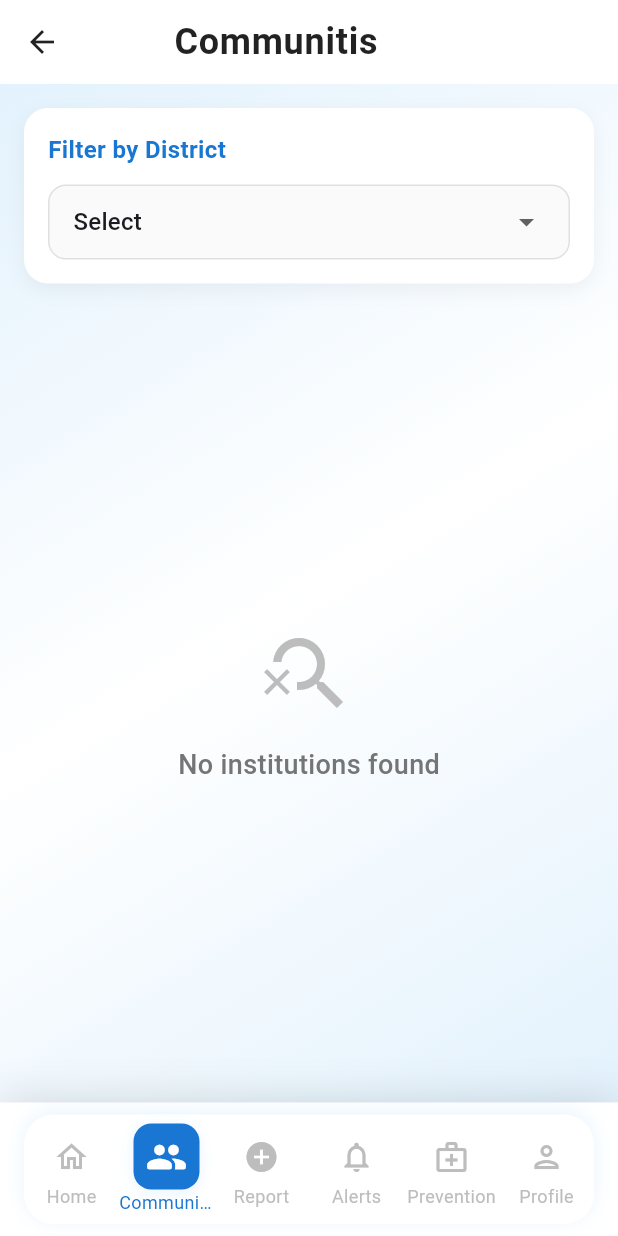
After one commit to jobexperimentt33/RealReportingApp, a Flutter app: the CommunityListingPage screen opened directly, on a phone screen of 412 x 824 dp. The commit adds this screen. Run offline on Flutter 3.47's test engine with Material 3 defaults, Android fonts, the phone set to English and light mode, and no system bars; our stand-ins replace cloud_firestore, firebase_auth, firebase_core, firebase_dynamic_links, firebase_storage, geocoding and 6 more; accounts and stored records are empty.

Commit message:
edited community page edited for listing community

```diff
--- /dev/null
+++ b/brightpath/lib/community_listing_page.dart
@@ -0,0 +1,540 @@
+import 'package:cloud_firestore/cloud_firestore.dart';
+import 'package:flutter/material.dart';
+import 'package:firebase_auth/firebase_auth.dart';
+import 'package:brightpath/home_page.dart';
+import 'package:brightpath/community_page.dart';
+import 'package:brightpath/profile_page.dart';
+import 'package:brightpath/report_page.dart';
+import 'package:brightpath/prevention_measures_page.dart';
+
+class CommunityListingPage extends StatefulWidget {
+  const CommunityListingPage({super.key});
+
+  @override
+  _CommunityListingPage createState() => _CommunityListingPage();
+}
+
+class _CommunityListingPage extends State<CommunityListingPage> {
+  String? selectedLocation;
+  bool isRequestSent = false;
+  int _selectedIndex = 1; // Since this is part of Community section
+  int? _hoveredIndex;
+
+  final List<String> keralaDistricts = [
+    'Select',
+    'Alappuzha', 'Ernakulam', 'Idukki', 'Kannur', 'Kasaragod',
+    'Kollam', 'Kottayam', 'Kozhikode', 'Malappuram', 'Palakkad',
+    'Pathanamthitta', 'Thiruvananthapuram', 'Thrissur', 'Wayanad',
+  ];
+
+  @override
+  void initState() {
+    super.initState();
+    selectedLocation = 'Select';
+  }
+
+  @override
+  Widget build(BuildContext context) {
+    return Scaffold(
+      appBar: AppBar(
+        elevation: 0,
+        backgroundColor: Colors.white,
+        foregroundColor: Colors.black87,
+        title: Row(
+          children: [
+            Image.asset(
+              'assets/brightpath_logo.png',
+              height: 32,
+              errorBuilder: (context, error, stackTrace) => const SizedBox(width: 32),
+            ),
+            const SizedBox(width: 12),
+            const Text(
+              'Communitis',
+              style: TextStyle(
+                fontSize: 24,
+                fontWeight: FontWeight.w600,
+                letterSpacing: 0.5,
+              ),
+            ),
+          ],
+        ),
+      ),
+      body: Container(
+        decoration: BoxDecoration(
+          gradient: LinearGradient(
+            begin: Alignment.topLeft,
+            end: Alignment.bottomRight,
+            colors: [
+              Colors.blue[50]!,
+              Colors.white,
+              Colors.blue[50]!,
+            ],
+          ),
+        ),
+        child: Column(
+          children: [
+            // Location Filter
+            Container(
+              margin: const EdgeInsets.all(16),
+              padding: const EdgeInsets.all(16),
+              decoration: BoxDecoration(
+                color: Colors.white,
+                borderRadius: BorderRadius.circular(16),
+                boxShadow: [
+                  BoxShadow(
+                    color: Colors.black.withOpacity(0.05),
+                    blurRadius: 10,
+                    offset: const Offset(0, 4),
+                  ),
+                ],
+              ),
+              child: Column(
+                crossAxisAlignment: CrossAxisAlignment.start,
+                children: [
+                  Text(
+                    'Filter by District',
+                    style: TextStyle(
+                      fontSize: 16,
+                      fontWeight: FontWeight.w600,
+                      color: Colors.blue[700],
+                    ),
+                  ),
+                  const SizedBox(height: 12),
+                  Container(
+                    decoration: BoxDecoration(
+                      color: Colors.grey[50],
+                      borderRadius: BorderRadius.circular(12),
+                      border: Border.all(color: Colors.grey[300]!),
+                    ),
+                    child: DropdownButtonHideUnderline(
+                      child: DropdownButton<String>(
+                        value: selectedLocation,
+                        isExpanded: true,
+                        padding: const EdgeInsets.symmetric(horizontal: 16),
+                        borderRadius: BorderRadius.circular(12),
+                        items: keralaDistricts.map((String district) {
+                          return DropdownMenuItem<String>(
+                            value: district,
+                            child: Text(district),
+                          );
+                        }).toList(),
+                        onChanged: (String? newValue) {
+                          setState(() {
+                            selectedLocation = newValue;
+                          });
+                        },
+                      ),
+                    ),
+                  ),
+                ],
+              ),
+            ),
+
+            // Institutions List
+            Expanded(
+              child: StreamBuilder<QuerySnapshot>(
+                stream: FirebaseFirestore.instance
+                    .collection('users')
+                    .where('category', isEqualTo: 'Community')
+                    .snapshots(),
+                builder: (context, snapshot) {
+                  if (snapshot.hasError) {
+                    return Center(
+                      child: Text(
+                        'Something went wrong',
+                        style: TextStyle(color: Colors.red[700]),
+                      ),
+                    );
+                  }
+
+                  if (snapshot.connectionState == ConnectionState.waiting) {
+                    return const Center(
+                      child: CircularProgressIndicator(),
+                    );
+                  }
+
+                  final items = snapshot.data!.docs;
+
+                  if (items.isEmpty) {
+                    return Center(
+                      child: Column(
+                        mainAxisAlignment: MainAxisAlignment.center,
+                        children: [
+                          Icon(Icons.search_off, size: 64, color: Colors.grey[400]),
+                          const SizedBox(height: 16),
+                          Text(
+                            'No institutions found',
+                            style: TextStyle(
+                              fontSize: 18,
+                              color: Colors.grey[600],
+                              fontWeight: FontWeight.w500,
+                            ),
+                          ),
+                        ],
+                      ),
+                    );
+                  }
+
+                  return ListView.builder(
+                    itemCount: items.length,
+                    padding: const EdgeInsets.all(16),
+                    itemBuilder: (context, index) {
+                      final data = items[index].data() as Map<String, dynamic>;
+
+                      if (selectedLocation != 'Select' &&
+                          data['district'] != selectedLocation) {
+                        return const SizedBox.shrink();
+                      }
+
+                      return Container(
+                        margin: const EdgeInsets.only(bottom: 16),
+                        decoration: BoxDecoration(
+                          color: Colors.white,
+                          borderRadius: BorderRadius.circular(16),
+                          boxShadow: [
+                            BoxShadow(
+                              color: Colors.black.withOpacity(0.05),
+                              blurRadius: 10,
+                              offset: const Offset(0, 4),
+                            ),
+                          ],
+                        ),
+                        child: Column(
+                          children: [
+                            ClipRRect(
+                              borderRadius: const BorderRadius.vertical(
+                                top: Radius.circular(16),
+                              ),
+                              child: Image.network(
+                                data['profilePicturePath'] ?? 'placeholder_url',
+                                width: double.infinity,
+                                height: 160,
+                                fit: BoxFit.cover,
+                                errorBuilder: (context, error, stackTrace) {
+                                  return Container(
+                                    height: 160,
+                                    color: Colors.grey[200],
+                                    child: Icon(
+                                      Icons.business,
+                                      size: 64,
+                                      color: Colors.grey[400],
+                                    ),
+                                  );
+                                },
+                              ),
+                            ),
+                            Padding(
+                              padding: const EdgeInsets.all(16),
+                              child: Column(
+                                crossAxisAlignment: CrossAxisAlignment.start,
+                                children: [
+                                  Text(
+                                    data['name'] ?? 'Unnamed Community',
+                                    style: const TextStyle(
+                                      fontSize: 18,
+                                      fontWeight: FontWeight.bold,
+                                    ),
+                                  ),
+                                  const SizedBox(height: 8),
+                                  _buildInfoRow(Icons.location_on, data['district'] ?? 'Location not specified'),
+                                  _buildInfoRow(Icons.phone, data['phone'] ?? 'Phone not specified'),
+                                  _buildInfoRow(Icons.email, data['email'] ?? 'Email not specified'),
+                                  const SizedBox(height: 16),
+                                  Row(
+                                    children: [
+                                      Expanded(
+                                        child: _buildActionButton(
+                                          'Collaborate',
+                                          Icons.handshake,
+                                          isRequestSent ? null : () => _handleCollaboration(
+                                            items[index].id,
+                                            data['name'] ?? 'Unnamed',
+                                          ),
+                                        ),
+                                      ),
+                                      const SizedBox(width: 8),
+                                      _buildIconButton(Icons.phone, () {}),
+                                      const SizedBox(width: 8),
+                                      _buildIconButton(Icons.message, () {}),
+                                    ],
+                                  ),
+                                ],
+                              ),
+                            ),
+                          ],
+                        ),
+                      );
+                    },
+                  );
+                },
+              ),
+            ),
+          ],
+        ),
+      ),
+      bottomNavigationBar: Container(
+        decoration: BoxDecoration(
+          color: Colors.white,
+          boxShadow: [
+            BoxShadow(
+              color: Colors.black.withOpacity(0.1),
+              blurRadius: 20,
+              offset: const Offset(0, -5),
+            ),
+          ],
+        ),
+        child: SafeArea(
+          child: Padding(
+            padding: const EdgeInsets.symmetric(horizontal: 16.0, vertical: 8),
+            child: Container(
+              decoration: BoxDecoration(
+                color: Colors.white,
+                borderRadius: BorderRadius.circular(20),
+                boxShadow: [
+                  BoxShadow(
+                    color: Colors.blue.withOpacity(0.1),
+                    blurRadius: 10,
+                    offset: const Offset(0, -2),
+                  ),
+                ],
+              ),
+              child: MouseRegion(
+                onHover: (event) {
+                  final RenderBox box = context.findRenderObject() as RenderBox;
+                  final position = box.globalToLocal(event.position);
+                  final width = box.size.width;
+                  final index = (position.dx / (width / 5)).floor();
+                  setState(() {
+                    _hoveredIndex = index;
+                  });
+                },
+                onExit: (event) {
+                  setState(() {
+                    _hoveredIndex = null;
+                  });
+                },
+                child: BottomNavigationBar(
+                  items: _buildNavItems(),
+                  currentIndex: _selectedIndex,
+                  selectedItemColor: Colors.blue[700],
+                  unselectedItemColor: Colors.grey[400],
+                  showUnselectedLabels: true,
+                  type: BottomNavigationBarType.fixed,
+                  backgroundColor: Colors.transparent,
+                  elevation: 0,
+                  selectedFontSize: 12,
+                  unselectedFontSize: 12,
+                  onTap: _onItemTapped,
+                ),
+              ),
+            ),
+          ),
+        ),
+      ),
+    );
+  }
+
+  Widget _buildInfoRow(IconData icon, String text) {
+    return Padding(
+      padding: const EdgeInsets.symmetric(vertical: 4),
+      child: Row(
+        children: [
+          Icon(icon, size: 16, color: Colors.grey[600]),
+          const SizedBox(width: 8),
+          Expanded(
+            child: Text(
+              text,
+              style: TextStyle(
+                color: Colors.grey[600],
+                fontSize: 14,
+              ),
+            ),
+          ),
+        ],
+      ),
+    );
+  }
+
+  Widget _buildActionButton(String label, IconData icon, VoidCallback? onPressed) {
+    return ElevatedButton(
+      onPressed: onPressed,
+      style: ElevatedButton.styleFrom(
+        backgroundColor: Colors.blue[700],
+        foregroundColor: Colors.white,
+        padding: const EdgeInsets.symmetric(vertical: 12),
+        shape: RoundedRectangleBorder(
+          borderRadius: BorderRadius.circular(8),
+        ),
+      ),
+      child: Row(
+        mainAxisAlignment: MainAxisAlignment.center,
+        children: [
+          Icon(icon, size: 18),
+          const SizedBox(width: 8),
+          Text(label),
+        ],
+      ),
+    );
+  }
+
+  Widget _buildIconButton(IconData icon, VoidCallback onPressed) {
+    return Container(
+      decoration: BoxDecoration(
+        color: Colors.grey[100],
+        borderRadius: BorderRadius.circular(8),
+      ),
+      child: IconButton(
+        icon: Icon(icon, color: Colors.blue[700]),
+        onPressed: onPressed,
+      ),
+    );
+  }
+
+  // Add this method to handle collaboration requests
+  Future<void> _handleCollaboration(String institutionId, String institutionName) async {
+    // Get current user ID from Firebase Auth
+    final currentUser = FirebaseAuth.instance.currentUser;
+    if (currentUser == null) return;
+
+    // Fetch the sender's name from Firestore
+    final senderDoc = await FirebaseFirestore.instance
+        .collection('users')
+        .doc(currentUser.uid)
+        .get();
+    final senderName = senderDoc.data()?['name'] ?? 'Unknown Sender'; // Get sender's name
+
+    // Check if trying to collaborate with self
+    if (currentUser.uid == institutionId) {
+      ScaffoldMessenger.of(context).showSnackBar(
+        const SnackBar(content: Text('Cannot collaborate with self')),
+      );
+      return;
+    }
+
+    // Check if a request already exists
+    final existingRequest = await FirebaseFirestore.instance
+        .collection('collaborationRequests')
+        .where('senderId', isEqualTo: currentUser.uid)
+        .where('receiverId', isEqualTo: institutionId)
+        .where('status', isEqualTo: 'pending')
+        .get();
+
+    if (existingRequest.docs.isNotEmpty) {
+      ScaffoldMessenger.of(context).showSnackBar(
+        const SnackBar(content: Text('Collaboration request already pending')),
+      );
+      return;
+    }
+
+    // Create new collaboration request
+    await FirebaseFirestore.instance.collection('collaborationRequests').add({
+      'senderId': currentUser.uid,
+      'senderName': senderName, // Save sender's name
+      'receiverId': institutionId,
+      'receiverName': institutionName,
+      'status': 'pending',
+      'timestamp': FieldValue.serverTimestamp(),
+    });
+
+    // Set the request sent status to true
+    setState(() {
+      isRequestSent = true; // Disable the button after sending the request
+    });
+
+    if (mounted) {
+      ScaffoldMessenger.of(context).showSnackBar(
+        const SnackBar(content: Text('Collaboration request sent')),
+      );
+    }
+  }
+
+  List<BottomNavigationBarItem> _buildNavItems() {
+    final items = [
+      NavItem(Icons.home_rounded, Icons.home_outlined, 'Home'),
+      NavItem(Icons.group_rounded, Icons.group_outlined, 'Community'),
+      NavItem(Icons.add_circle_rounded, Icons.add_circle_outlined, 'Report'),
+      NavItem(Icons.notifications_rounded, Icons.notifications_outlined, 'Alerts'),
+      NavItem(Icons.medical_services_rounded, Icons.medical_services_outlined, 'Prevention'),
+      NavItem(Icons.person_rounded, Icons.person_outlined, 'Profile'),
+    ];
+
+    return items.asMap().entries.map((entry) {
+      final index = entry.key;
+      final item = entry.value;
+      final isHovered = _hoveredIndex == index;
+      final isSelected = _selectedIndex == index;
+
+      return BottomNavigationBarItem(
+        icon: AnimatedContainer(
+          duration: const Duration(milliseconds: 200),
+          padding: EdgeInsets.all(isHovered || isSelected ? 8.0 : 6.0),
+          decoration: BoxDecoration(
+            color: isSelected
+                ? Colors.blue[700]
+                : isHovered
+                    ? Colors.blue[50]
+                    : Colors.transparent,
+            borderRadius: BorderRadius.circular(12),
+            boxShadow: isSelected || isHovered
+                ? [
+                    BoxShadow(
+                      color: Colors.blue.withOpacity(0.1),
+                      blurRadius: 8,
+                      offset: const Offset(0, 2),
+                    ),
+                  ]
+                : null,
+          ),
+          child: Icon(
+            isSelected || isHovered ? item.selectedIcon : item.icon,
+            size: isHovered || isSelected ? 28 : 24,
+            color: isSelected
+                ? Colors.white
+                : isHovered
+                    ? Colors.blue[700]
+                    : Colors.grey[400],
+          ),
+        ),
+        label: item.label,
+      );
+    }).toList();
+  }
+
+  void _onItemTapped(int index) {
+    setState(() {
+      _selectedIndex = index;
+    });
+
+    switch (index) {
+      case 0:
+        Navigator.pushReplacement(context, MaterialPageRoute(builder: (context) => const HomePage()));
+        break;
+      case 1:
+        Navigator.pushReplacement(context, MaterialPageRoute(builder: (context) => const CommunityPage()));
+        break;
+      case 2:
+        Navigator.pushReplacement(context, MaterialPageRoute(builder: (context) => const ReportPage()));
+        break;
+      case 3:
+        Navigator.pushReplacementNamed(context, '/notifications');
+        break;
+      case 4:
+        Navigator.pushReplacement(context, MaterialPageRoute(builder: (context) => const ProfilePage()));
+        break;
+      case 5:
+        Navigator.pushReplacement(
+          context,
+          MaterialPageRoute(builder: (context) => const PreventionMeasuresPage()),
+        );
+  break;
+    }
+  }
+}
+
+class NavItem {
+  final IconData selectedIcon;
+  final IconData icon;
+  final String label;
+
+  NavItem(this.selectedIcon, this.icon, this.label);
+}
```
Also changed, not shown: brightpath/lib/community_page.dart (+6 -2 lines).
